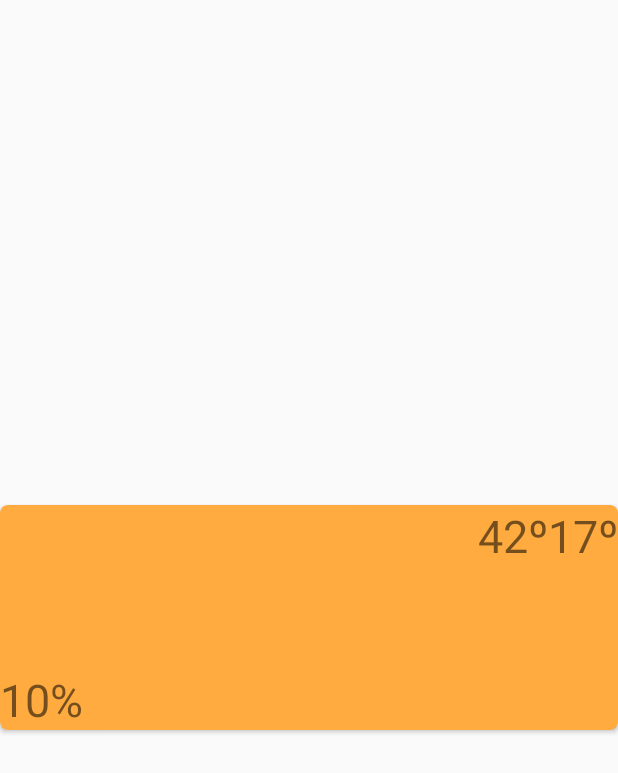
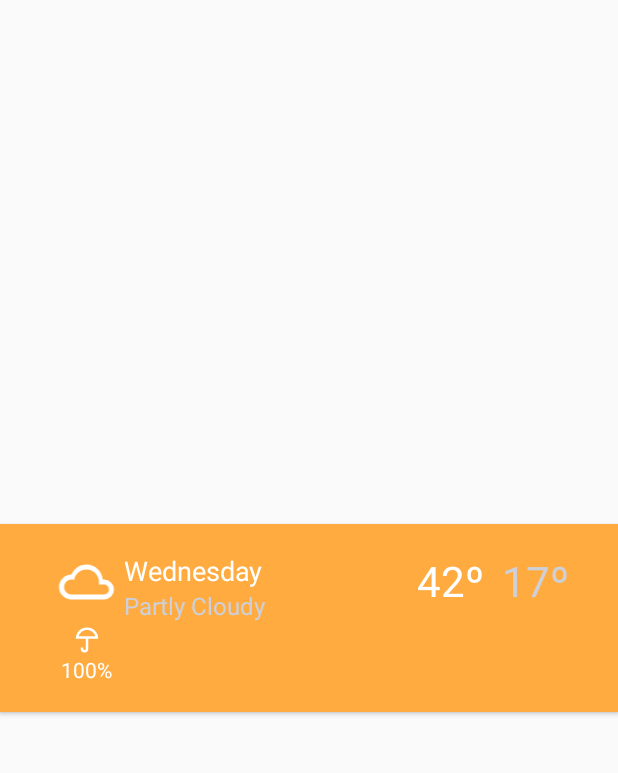
Before and after one commit to dfloureiro/open-ipma, an Android app: the layout city_forecast_card.xml on its own in the app's theme, with its tools: preview values and no code run, on a phone screen of 412 x 824 dp. Shown: the top 773 px of the screen. Run offline under Robolectric (Android 15) with nearby library versions, the phone set to English and light mode, and no system bars.

Commit message:
initial city forecast card layout

```diff
--- /dev/null
+++ b/app/src/main/res/drawable/ic_chart_line_up.xml
@@ -0,0 +1,9 @@
+<vector xmlns:android="http://schemas.android.com/apk/res/android"
+        android:width="24dp"
+        android:height="24dp"
+        android:viewportWidth="24"
+        android:viewportHeight="24">
+    <path
+            android:fillColor="#ffffff"
+            android:pathData="M3.5,18.5L9.5,12.5L13.5,16.5L22,6.92L20.59,5.5L13.5,13.5L9.5,9.5L2,17L3.5,18.5Z"/>
+</vector>
--- /dev/null
+++ b/app/src/main/res/drawable/ic_equal.xml
@@ -0,0 +1,9 @@
+<vector xmlns:android="http://schemas.android.com/apk/res/android"
+        android:width="24dp"
+        android:height="24dp"
+        android:viewportWidth="24"
+        android:viewportHeight="24">
+    <path
+            android:fillColor="#ffffff"
+            android:pathData="M19,10H5V8H19V10M19,16H5V14H19V16Z"/>
+</vector>
--- a/app/src/main/res/layout/city_forecast_card.xml
+++ b/app/src/main/res/layout/city_forecast_card.xml
@@ -1,48 +1,127 @@
 <?xml version="1.0" encoding="utf-8"?>
 <android.support.v7.widget.CardView
         xmlns:android="http://schemas.android.com/apk/res/android"
+        xmlns:app="http://schemas.android.com/apk/res-auto"
         xmlns:tools="http://schemas.android.com/tools"
-        xmlns:app="http://schemas.android.com/apk/res-auto"
         xmlns:card_view="http://schemas.android.com/apk/res-auto"
         android:id="@+id/city_card_view"
         android:layout_gravity="center"
         android:layout_width="match_parent"
-        android:layout_height="150dp"
-        tools:backgroundTint="@color/sunny"
-        android:layout_marginTop="5dp"
-        android:layout_marginBottom="5dp"
-        app:cardPreventCornerOverlap="true"
-        card_view:cardCornerRadius="5dp">
+        android:layout_height="125dp"
+        android:layout_marginTop="0dp"
+        android:layout_marginBottom="0dp"
+        card_view:cardCornerRadius="0dp"
+        tools:backgroundTint="@color/sunny">
 
     <android.support.constraint.ConstraintLayout
             android:layout_width="match_parent"
             android:layout_height="match_parent">
 
+        <android.support.constraint.Guideline
+                android:id="@+id/city_card_vertical_right_guideline"
+                android:layout_width="wrap_content"
+                android:layout_height="wrap_content"
+                android:orientation="vertical"
+                app:layout_constraintGuide_percent="0.92"/>
+
+        <android.support.constraint.Guideline
+                android:id="@+id/city_card_vertical_center_guideline"
+                android:layout_width="wrap_content"
+                android:layout_height="wrap_content"
+                android:orientation="vertical"
+                app:layout_constraintGuide_percent="0.42"/>
+
+        <android.support.constraint.Guideline
+                android:id="@+id/city_card_vertical_left_guideline"
+                android:layout_width="wrap_content"
+                android:layout_height="wrap_content"
+                android:orientation="vertical"
+                app:layout_constraintGuide_percent="0.08"/>
+
+        <android.support.constraint.Guideline
+                android:id="@+id/city_card_horizontal_top_guideline"
+                android:layout_width="wrap_content"
+                android:layout_height="wrap_content"
+                android:orientation="horizontal"
+                app:layout_constraintGuide_percent="0.15"/>
+
+        <android.support.constraint.Guideline
+                android:id="@+id/city_card_horizontal_bottom_guideline"
+                android:layout_width="wrap_content"
+                android:layout_height="wrap_content"
+                android:orientation="horizontal"
+                app:layout_constraintGuide_percent="0.85"/>
+
+        <ImageView
+                android:id="@+id/city_card_weather_icon"
+                android:layout_width="wrap_content"
+                android:layout_height="40dp"
+                app:layout_constraintLeft_toRightOf="@id/city_card_vertical_left_guideline"
+                app:layout_constraintTop_toBottomOf="@+id/city_card_horizontal_top_guideline"
+                tools:src="@drawable/ic_cloudy"
+                tools:ignore="ContentDescription"/>
+
+        <TextView
+                android:id="@+id/city_card_day_of_week"
+                android:layout_width="wrap_content"
+                android:layout_height="wrap_content"
+                android:textSize="18sp"
+                android:textColor="@android:color/white"
+                app:layout_constraintLeft_toRightOf="@+id/city_card_weather_icon"
+                app:layout_constraintTop_toTopOf="@+id/city_card_weather_icon"
+                tools:text="Wednesday"/>
+
+        <TextView
+                android:id="@+id/city_card_weather_description"
+                android:layout_width="wrap_content"
+                android:layout_height="wrap_content"
+                android:textSize="16sp"
+                android:textColor="@color/secondary_text"
+                app:layout_constraintTop_toBottomOf="@+id/city_card_day_of_week"
+                app:layout_constraintLeft_toLeftOf="@+id/city_card_day_of_week"
+                tools:text="Partly Cloudy"/>
+
         <TextView
                 android:id="@+id/city_card_min_temp"
                 android:layout_width="wrap_content"
                 android:layout_height="wrap_content"
-                android:textSize="30sp"
+                android:textSize="28sp"
+                android:textColor="@color/secondary_text"
+                app:layout_constraintRight_toLeftOf="@id/city_card_vertical_right_guideline"
+                app:layout_constraintTop_toBottomOf="@+id/city_card_horizontal_top_guideline"
                 app:layout_constraintRight_toRightOf="parent"
-                app:layout_constraintTop_toTopOf="parent"
                 tools:text="17º"/>
 
         <TextView
                 android:id="@+id/city_card_max_temp"
                 android:layout_width="wrap_content"
                 android:layout_height="wrap_content"
-                android:textSize="30sp"
+                android:textSize="28sp"
+                android:textColor="@android:color/white"
+                android:layout_marginEnd="12dp"
                 app:layout_constraintRight_toLeftOf="@+id/city_card_min_temp"
-                app:layout_constraintTop_toTopOf="parent"
+                app:layout_constraintTop_toTopOf="@+id/city_card_min_temp"
                 tools:text="42º"/>
 
         <TextView
                 android:id="@+id/city_card_precipitation"
                 android:layout_width="wrap_content"
                 android:layout_height="wrap_content"
-                android:textSize="30sp"
-                app:layout_constraintBottom_toBottomOf="parent"
-                tools:text="10%"/>
+                android:textColor="@android:color/white"
+                app:layout_constraintRight_toRightOf="@+id/city_card_weather_icon"
+                app:layout_constraintLeft_toRightOf="@id/city_card_vertical_left_guideline"
+                app:layout_constraintBottom_toTopOf="@+id/city_card_horizontal_bottom_guideline"
+                tools:text="100%"/>
+
+        <ImageView
+                android:id="@+id/city_umbrella_icon"
+                android:layout_width="wrap_content"
+                android:layout_height="wrap_content"
+                android:src="@drawable/ic_umbrella"
+                android:contentDescription="raining percentage"
+                app:layout_constraintLeft_toLeftOf="@id/city_card_precipitation"
+                app:layout_constraintRight_toRightOf="@+id/city_card_precipitation"
+                app:layout_constraintBottom_toTopOf="@+id/city_card_precipitation"/>
 
     </android.support.constraint.ConstraintLayout>
 </android.support.v7.widget.CardView>
```
